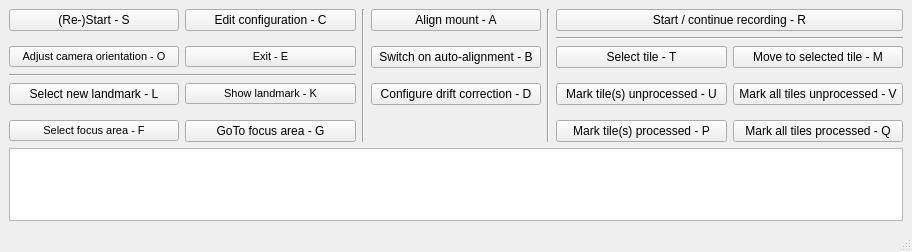
This is Source/qtgui.ui in Rolf-Hempel/MoonPanoramaMaker as Qt 5 draws it before an edit. The edited form follows.
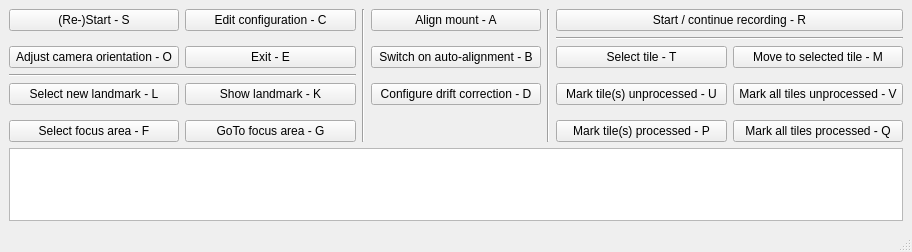
This is the edited form.

Commit message: Changed font specification in main gui

Patch:
```diff
--- a/Source/qtgui.ui
+++ b/Source/qtgui.ui
@@ -59,11 +59,6 @@
     </item>
     <item row="6" column="0">
      <widget class="QPushButton" name="set_focus_area">
-      <property name="font">
-       <font>
-        <pointsize>8</pointsize>
-       </font>
-      </property>
       <property name="toolTip">
        <string>Mark current location for setting the telescope focus</string>
       </property>
@@ -249,11 +244,6 @@
     </item>
     <item row="4" column="1">
      <widget class="QPushButton" name="show_landmark">
-      <property name="font">
-       <font>
-        <pointsize>8</pointsize>
-       </font>
-      </property>
       <property name="toolTip">
        <string>Show a picture of the landmark currently selected </string>
       </property>
@@ -267,11 +257,6 @@
     </item>
     <item row="2" column="0">
      <widget class="QPushButton" name="rotate_camera">
-      <property name="font">
-       <font>
-        <pointsize>8</pointsize>
-       </font>
-      </property>
       <property name="toolTip">
        <string>Rotate camera until the moon limb stands vertically at FOV center</string>
       </property>
@@ -342,11 +327,6 @@
     </item>
     <item row="2" column="1">
      <widget class="QPushButton" name="exit">
-      <property name="font">
-       <font>
-        <pointsize>8</pointsize>
-       </font>
-      </property>
       <property name="toolTip">
        <string>Save all parameters, close the windows and exit the program</string>
       </property>
```
The commit also changes 1 other file.
